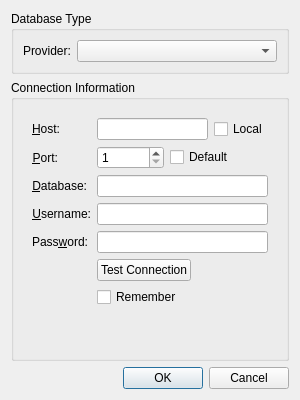
The window that agt/ui/data/dialog-database-config.ui (soroush/Qtz) describes before a commit, drawn with Qt 5.
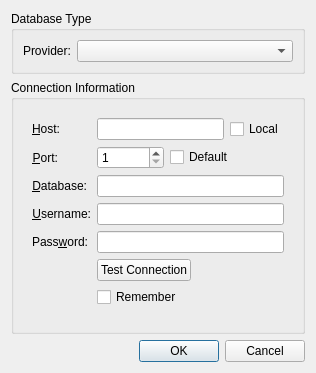
The same window after the commit. Icons and pictures are not drawn.

The edit to the form file:
```diff
--- a/agt/ui/data/dialog-database-config.ui
+++ b/agt/ui/data/dialog-database-config.ui
@@ -9,8 +9,8 @@
    <rect>
     <x>0</x>
     <y>0</y>
-    <width>300</width>
-    <height>400</height>
+    <width>316</width>
+    <height>356</height>
    </rect>
   </property>
   <property name="windowTitle">
@@ -55,6 +55,9 @@
         </property>
         <widget class="QWidget" name="pageMySQL">
          <layout class="QFormLayout" name="formLayout">
+          <property name="fieldGrowthPolicy">
+           <enum>QFormLayout::AllNonFixedFieldsGrow</enum>
+          </property>
           <item row="0" column="0">
            <widget class="QLabel" name="labelHost">
             <property name="text">
```
Left out of the diff: 23 changed lines with no effect on the pictures.
